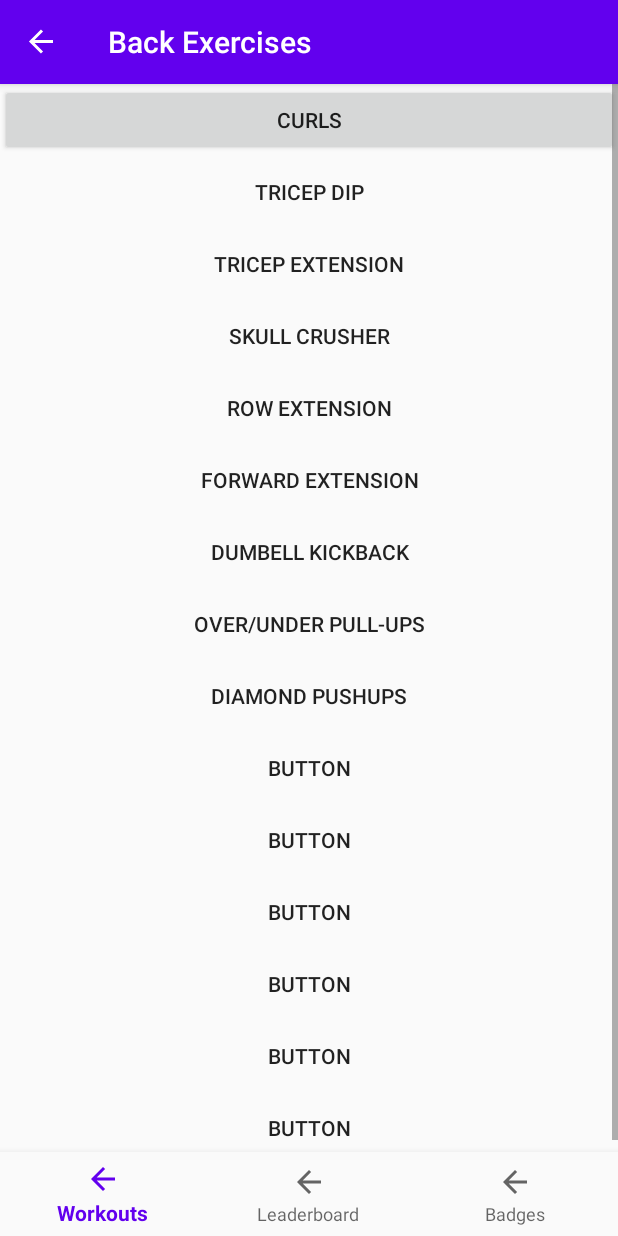
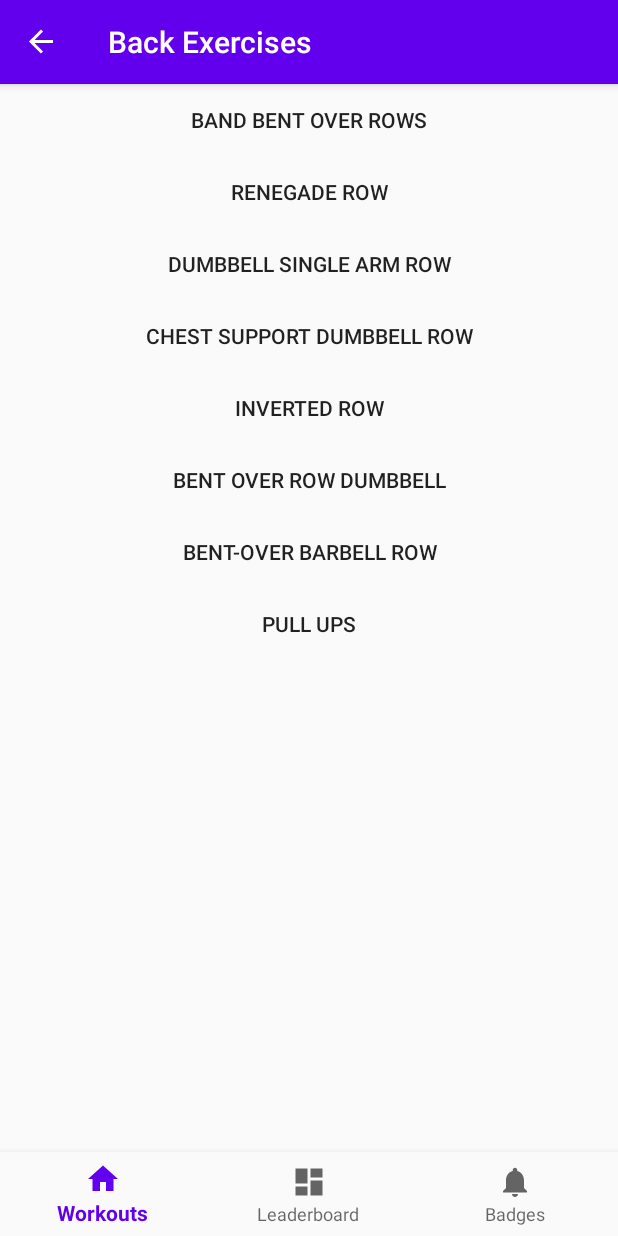
Before and after one commit to naporter/FitZique, an Android app: the BackFragment screen opened through its navigation route, on a phone screen of 412 x 824 dp. Run offline under Robolectric (Android 15) with nearby library versions, the phone set to English and light mode, and no system bars; our stand-ins replace navigation-ui.

Commit message:
created back page.

```diff
--- a/app/src/main/res/layout/fragment_back.xml
+++ b/app/src/main/res/layout/fragment_back.xml
@@ -21,108 +21,60 @@
             android:orientation="vertical">
 
             <Button
-                android:id="@+id/curlsBtn"
-                android:layout_width="match_parent"
-                android:layout_height="match_parent"
-                android:text="Curls" />
-
-            <Button
-                android:id="@+id/button18"
+                android:id="@+id/bentOverRowsBtn"
                 android:layout_width="match_parent"
                 android:layout_height="match_parent"
                 android:background="@android:color/transparent"
-                android:text="Tricep Dip" />
+                android:text="Band Bent Over Rows" />
 
             <Button
-                android:id="@+id/button19"
+                android:id="@+id/renegadeRowBtn"
                 android:layout_width="match_parent"
                 android:layout_height="match_parent"
                 android:background="@android:color/transparent"
-                android:text="Tricep Extension" />
+                android:text="Renegade Row" />
 
             <Button
-                android:id="@+id/button20"
+                android:id="@+id/dumbbellSingleArmBtn"
                 android:layout_width="match_parent"
                 android:layout_height="match_parent"
                 android:background="@android:color/transparent"
-                android:text="Skull Crusher" />
+                android:text="Dumbbell Single Arm Row" />
 
             <Button
-                android:id="@+id/button21"
+                android:id="@+id/chestSupportBtn"
                 android:layout_width="match_parent"
                 android:layout_height="match_parent"
                 android:background="@android:color/transparent"
-                android:text="Row Extension" />
+                android:text="Chest Support Dumbbell Row" />
 
             <Button
-                android:id="@+id/button22"
+                android:id="@+id/invertedRowBtn"
                 android:layout_width="match_parent"
                 android:layout_height="match_parent"
                 android:background="@android:color/transparent"
-                android:text="Forward Extension" />
+                android:text="Inverted Row" />
 
             <Button
-                android:id="@+id/button23"
+                android:id="@+id/bentOverDumbbellBtn"
                 android:layout_width="match_parent"
                 android:layout_height="match_parent"
                 android:background="@android:color/transparent"
-                android:text="Dumbell Kickback" />
+                android:text="Bent Over Row Dumbbell" />
 
             <Button
-                android:id="@+id/button24"
+                android:id="@+id/bentOverBarbellBtn"
                 android:layout_width="match_parent"
                 android:layout_height="match_parent"
                 android:background="@android:color/transparent"
-                android:text="Over/Under Pull-ups" />
+                android:text="Bent-Over Barbell Row" />
 
             <Button
-                android:id="@+id/button25"
+                android:id="@+id/pullUpsBtn"
                 android:layout_width="match_parent"
                 android:layout_height="match_parent"
                 android:background="@android:color/transparent"
-                android:text="Diamond Pushups" />
-
-            <Button
-                android:id="@+id/button26"
-                android:layout_width="match_parent"
-                android:layout_height="match_parent"
-                android:background="@android:color/transparent"
-                android:text="Button" />
-
-            <Button
-                android:id="@+id/button27"
-                android:layout_width="match_parent"
-                android:layout_height="match_parent"
-                android:background="@android:color/transparent"
-                android:text="Button" />
-
-            <Button
-                android:id="@+id/button28"
-                android:layout_width="match_parent"
-                android:layout_height="match_parent"
-                android:background="@android:color/transparent"
-                android:text="Button" />
-
-            <Button
-                android:id="@+id/button29"
-                android:layout_width="match_parent"
-                android:layout_height="match_parent"
-                android:background="@android:color/transparent"
-                android:text="Button" />
-
-            <Button
-                android:id="@+id/button30"
-                android:layout_width="match_parent"
-                android:layout_height="match_parent"
-                android:background="@android:color/transparent"
-                android:text="Button" />
-
-            <Button
-                android:id="@+id/button31"
-                android:layout_width="match_parent"
-                android:layout_height="match_parent"
-                android:background="@android:color/transparent"
-                android:text="Button" />
+                android:text="Pull Ups" />
 
         </LinearLayout>
     </ScrollView>
--- a/app/src/main/res/menu/bottom_nav_menu.xml
+++ b/app/src/main/res/menu/bottom_nav_menu.xml
@@ -3,17 +3,17 @@
 
     <item
         android:id="@+id/navigation_home"
-        android:icon="@drawable/abc_vector_test"
+        android:icon="@drawable/ic_home_black_24dp"
         android:title="Workouts" />
 
     <item
         android:id="@+id/navigation_dashboard"
-        android:icon="@drawable/abc_vector_test"
+        android:icon="@drawable/ic_dashboard_black_24dp"
         android:title="Leaderboard" />
 
     <item
         android:id="@+id/navigation_notifications"
-        android:icon="@drawable/abc_vector_test"
+        android:icon="@drawable/ic_notifications_black_24dp"
         android:title="Badges" />
 
 </menu>
```
